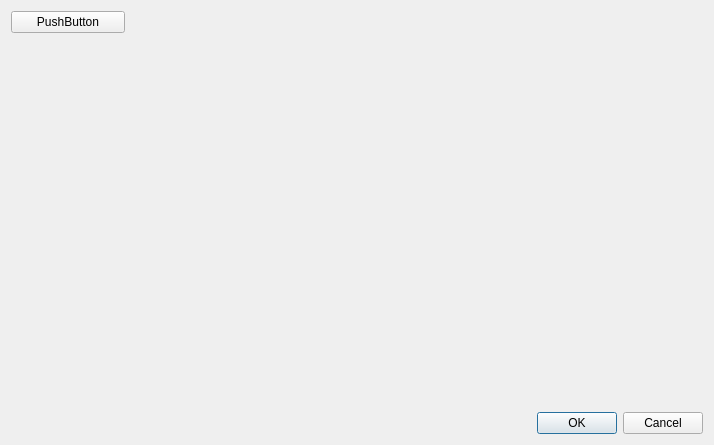
The window that forms/options.ui (WTS012201/Text-Extraction-Tool) describes before a commit, drawn with Qt 5.
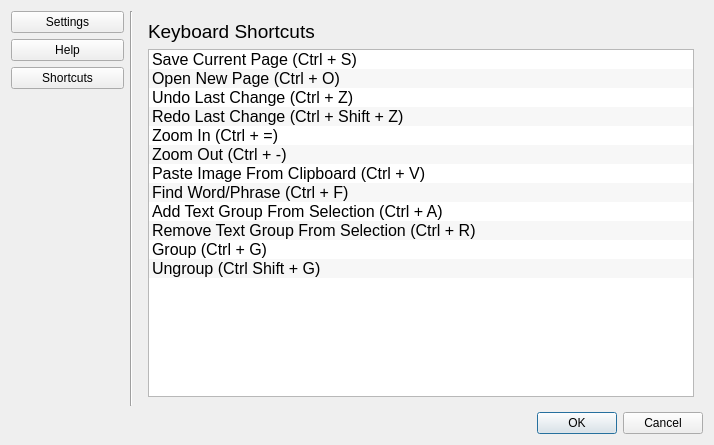
The same window after the commit. The open tabs and pages were chosen to show the change.

Diff of the .ui file:
```diff
--- a/forms/options.ui
+++ b/forms/options.ui
@@ -13,15 +13,32 @@
   <property name="windowTitle">
    <string>Dialog</string>
   </property>
+  <property name="styleSheet">
+   <string notr="true"/>
+  </property>
   <layout class="QVBoxLayout" name="verticalLayout">
    <item>
-    <layout class="QHBoxLayout" name="horizontalLayout" stretch="1,5">
+    <layout class="QHBoxLayout" name="horizontalLayout" stretch="1,0,5">
      <item>
       <layout class="QVBoxLayout" name="verticalLayout_4">
        <item>
         <widget class="QPushButton" name="pushButton">
          <property name="text">
-          <string>PushButton</string>
+          <string>Settings</string>
+         </property>
+        </widget>
+       </item>
+       <item>
+        <widget class="QPushButton" name="pushButton_2">
+         <property name="text">
+          <string>Help</string>
+         </property>
+        </widget>
+       </item>
+       <item>
+        <widget class="QPushButton" name="pushButton_3">
+         <property name="text">
+          <string>Shortcuts</string>
          </property>
         </widget>
        </item>
@@ -40,6 +57,13 @@
        </item>
       </layout>
      </item>
+     <item>
+      <widget class="Line" name="line">
+       <property name="orientation">
+        <enum>Qt::Vertical</enum>
+       </property>
+      </widget>
+     </item>
      <item>
       <widget class="QStackedWidget" name="stackedWidget">
        <widget class="QWidget" name="page">
@@ -116,7 +140,111 @@
          </item>
         </layout>
        </widget>
-       <widget class="QWidget" name="page_2"/>
+       <widget class="QWidget" name="page_3">
+        <layout class="QVBoxLayout" name="verticalLayout_8">
+         <item>
+          <layout class="QVBoxLayout" name="verticalLayout_7"/>
+         </item>
+        </layout>
+       </widget>
+       <widget class="QWidget" name="page_2">
+        <layout class="QVBoxLayout" name="verticalLayout_3">
+         <item>
+          <layout class="QVBoxLayout" name="verticalLayout_2">
+           <item>
+            <widget class="QLabel" name="label_2">
+             <property name="font">
+              <font>
+               <pointsize>14</pointsize>
+              </font>
+             </property>
+             <property name="text">
+              <string>Keyboard Shortcuts</string>
+             </property>
+            </widget>
+           </item>
+           <item>
+            <widget class="QListWidget" name="listWidget">
+             <property name="font">
+              <font>
+               <pointsize>12</pointsize>
+              </font>
+             </property>
+             <property name="alternatingRowColors">
+              <bool>true</bool>
+             </property>
+             <property name="spacing">
+              <number>0</number>
+             </property>
+             <property name="modelColumn">
+              <number>0</number>
+             </property>
+             <item>
+              <property name="text">
+               <string>Save Current Page (Ctrl + S)</string>
+              </property>
+             </item>
+             <item>
+              <property name="text">
+               <string>Open New Page (Ctrl + O)</string>
+              </property>
+             </item>
+             <item>
+              <property name="text">
+               <string>Undo Last Change (Ctrl + Z)</string>
+              </property>
+             </item>
+             <item>
+              <property name="text">
+               <string>Redo Last Change (Ctrl + Shift + Z)</string>
+              </property>
+             </item>
+             <item>
+              <property name="text">
+               <string>Zoom In (Ctrl + =)</string>
+              </property>
+             </item>
+             <item>
+              <property name="text">
+               <string>Zoom Out (Ctrl + -)</string>
+              </property>
+             </item>
+             <item>
+              <property name="text">
+               <string>Paste Image From Clipboard (Ctrl + V)</string>
+              </property>
+             </item>
+             <item>
+              <property name="text">
+               <string>Find Word/Phrase (Ctrl + F)</string>
+              </property>
+             </item>
+             <item>
+              <property name="text">
+               <string>Add Text Group From Selection (Ctrl + A)</string>
+              </property>
+             </item>
+             <item>
+              <property name="text">
+               <string>Remove Text Group From Selection (Ctrl + R)</string>
+              </property>
+             </item>
+             <item>
+              <property name="text">
+               <string>Group (Ctrl + G)</string>
+              </property>
+             </item>
+             <item>
+              <property name="text">
+               <string>Ungroup (Ctrl Shift + G)</string>
+              </property>
+             </item>
+            </widget>
+           </item>
+          </layout>
+         </item>
+        </layout>
+       </widget>
       </widget>
      </item>
     </layout>
```
Left out of the diff: 5 changed lines with no effect on the pictures.
